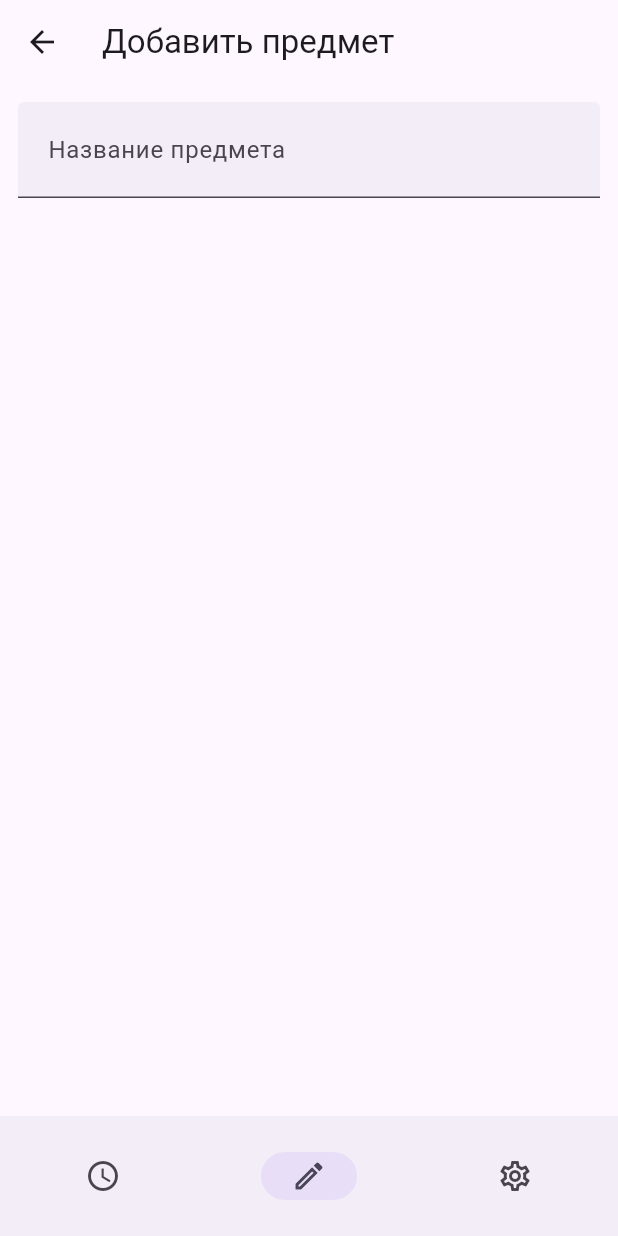
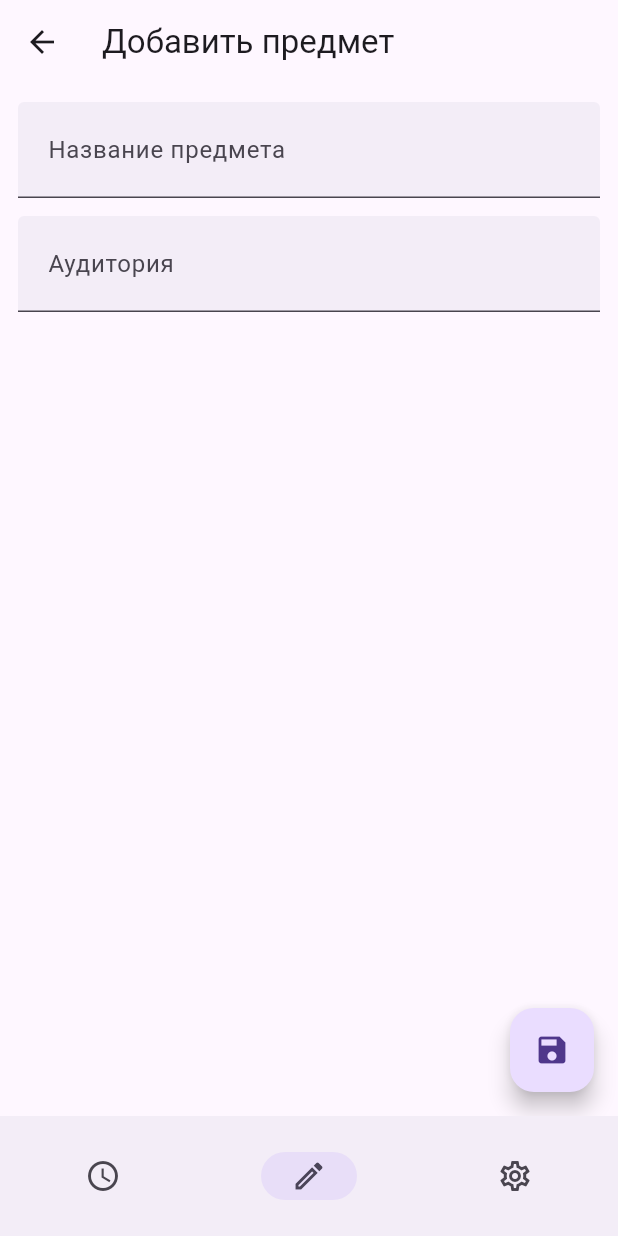
Before and after one commit to eimarinin/balder_schedule, a Flutter app: the LessonCreateScreen screen opened by its route, on a phone screen of 412 x 824 dp. Run offline on Flutter 3.47's test engine with Material 3 defaults, Android fonts, the phone set to English and light mode, and no system bars; our stand-ins replace gap, go_router.

Commit message:
lesson_field

```diff
--- a/balder_schedule_app/lib/screens/edit/lesson/lesson_create_screen.dart
+++ b/balder_schedule_app/lib/screens/edit/lesson/lesson_create_screen.dart
@@ -1,24 +1,66 @@
 import 'package:balder_schedule_app/generated/l10n.dart';
 import 'package:balder_schedule_app/utils/padded_screen.dart';
+import 'package:balder_schedule_app/widgets/edit/lesson/lesson_field.dart';
 import 'package:balder_schedule_app/widgets/page_header_child.dart';
 
 import 'package:flutter/material.dart';
 import 'package:gap/gap.dart';
 
-class LessonCreateScreen extends StatelessWidget {
+class LessonCreateScreen extends StatefulWidget {
   const LessonCreateScreen({super.key});
+
+  @override
+  State<LessonCreateScreen> createState() => _LessonCreateScreenState();
+}
+
+class _LessonCreateScreenState extends State<LessonCreateScreen> {
+  final TextEditingController _nameController = TextEditingController();
+  final TextEditingController _classController = TextEditingController();
+  final _formKey = GlobalKey<FormState>();
+
+  @override
+  void dispose() {
+    _nameController.dispose();
+    _classController.dispose();
+
+    super.dispose();
+  }
 
   @override
   Widget build(BuildContext context) {
     return Scaffold(
       appBar: PageHeaderChild(title: S.of(context).lessonCreateScreenTitle),
-      body: PaddedScreen(child: LessonCreateContent()),
+      body: PaddedScreen(
+        child: Form(
+          key: _formKey,
+          child: LessonCreateContent(
+            nameController: _nameController,
+            classController: _classController,
+          ),
+        ),
+      ),
+      floatingActionButton: FloatingActionButton(
+        onPressed: () {
+          if (_formKey.currentState?.validate() ?? false) {
+            // Если форма валидна
+            // Ваша логика
+          }
+        },
+        child: const Icon(Icons.save),
+      ),
     );
   }
 }
 
 class LessonCreateContent extends StatelessWidget {
-  const LessonCreateContent({super.key});
+  final TextEditingController nameController;
+  final TextEditingController classController;
+
+  const LessonCreateContent({
+    super.key,
+    required this.nameController,
+    required this.classController,
+  });
 
   @override
   Widget build(BuildContext context) {
@@ -29,16 +71,14 @@ class LessonCreateContent extends StatelessWidget {
           Wrap(
             runSpacing: 12.0,
             children: [
-              TextField(
-                decoration: InputDecoration(
-                  labelText: "Название предмета",
-                  filled: true,
-                  fillColor: Theme.of(context).colorScheme.surfaceContainer,
-                  contentPadding: const EdgeInsets.symmetric(
-                    horizontal: 16.0,
-                    vertical: 12.0,
-                  ),
-                ),
+              LessonField(
+                labelText: 'Название предмета',
+                controller: nameController,
+              ),
+              LessonField(
+                labelText: 'Аудитория',
+                controller: classController,
+                isNumeric: true,
               ),
             ],
           ),
--- /dev/null
+++ b/balder_schedule_app/lib/widgets/edit/lesson/lesson_field.dart
@@ -0,0 +1,40 @@
+import 'package:flutter/material.dart';
+
+class LessonField extends StatelessWidget {
+  final String labelText;
+  final TextEditingController controller;
+  final bool isNumeric;
+
+  const LessonField({
+    super.key,
+    required this.labelText,
+    required this.controller,
+    this.isNumeric = false,
+  });
+
+  @override
+  Widget build(BuildContext context) {
+    return TextFormField(
+      controller: controller,
+      keyboardType: isNumeric ? TextInputType.number : TextInputType.text,
+      decoration: InputDecoration(
+        labelText: labelText,
+        filled: true,
+        fillColor: Theme.of(context).colorScheme.surfaceContainer,
+        contentPadding:
+            const EdgeInsets.symmetric(horizontal: 16.0, vertical: 12.0),
+      ),
+      validator: (value) {
+        if (value == null || value.isEmpty) {
+          return 'Поле не может быть пустым';
+        }
+
+        if (isNumeric && double.tryParse(value) == null) {
+          return 'Введите число';
+        }
+
+        return null;
+      },
+    );
+  }
+}
--- a/balder_schedule_app/lib/widgets/schedule/schedule_calendar.dart
+++ b/balder_schedule_app/lib/widgets/schedule/schedule_calendar.dart
@@ -20,7 +20,7 @@ class ScheduleCalendar extends StatelessWidget {
           icon: const Icon(Icons.arrow_back_outlined),
           onPressed: scheduleState.previousWeek,
         ),
-        FilledButton(
+        FilledButton.tonal(
           style: FilledButton.styleFrom(
             padding: EdgeInsets.only(top: 10, bottom: 10, left: 16, right: 24),
             backgroundColor: Theme.of(context).colorScheme.secondaryContainer,
```
